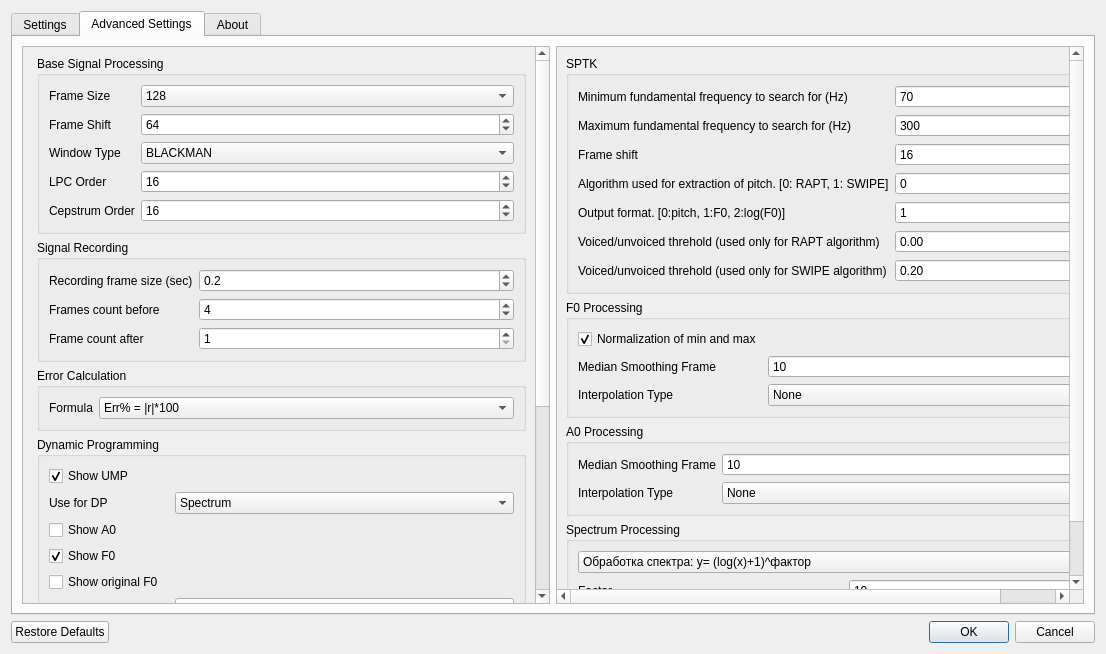
Qt form settingsdialog.ui (zhitko/inton-trainer) before a commit.
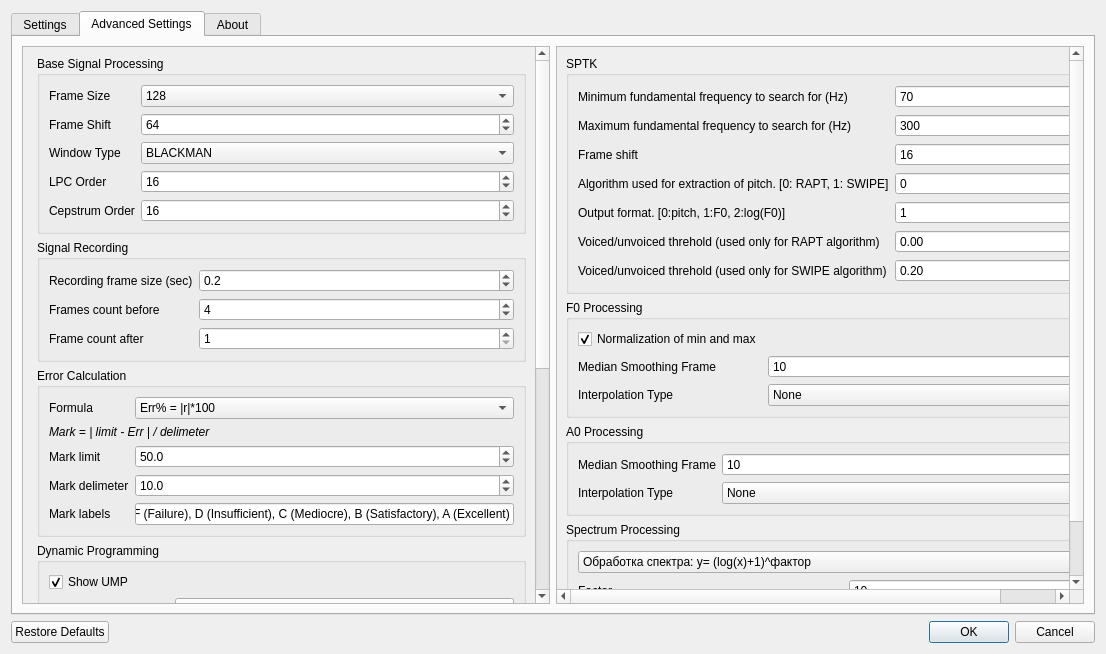
The same form after that commit. The open tabs and pages were chosen to show the change. Icons and pictures are not drawn.

Commit message: add marks with labels to result window

```diff
--- a/settingsdialog.ui
+++ b/settingsdialog.ui
@@ -179,8 +179,8 @@
            <rect>
             <x>0</x>
             <y>0</y>
-            <width>510</width>
-            <height>764</height>
+            <width>514</width>
+            <height>962</height>
            </rect>
           </property>
           <layout class="QHBoxLayout" name="horizontalLayout_2">
@@ -474,6 +474,72 @@
                   </item>
                  </widget>
                 </item>
+                <item row="2" column="0">
+                 <widget class="QLabel" name="label_9">
+                  <property name="text">
+                   <string>Mark limit</string>
+                  </property>
+                 </widget>
+                </item>
+                <item row="3" column="0">
+                 <widget class="QLabel" name="label_10">
+                  <property name="text">
+                   <string>Mark delimeter</string>
+                  </property>
+                 </widget>
+                </item>
+                <item row="1" column="0" colspan="2">
+                 <widget class="QLabel" name="label_39">
+                  <property name="font">
+                   <font>
+                    <italic>true</italic>
+                   </font>
+                  </property>
+                  <property name="text">
+                   <string>Mark = | limit - Err | / delimeter</string>
+                  </property>
+                 </widget>
+                </item>
+                <item row="3" column="1">
+                 <widget class="QDoubleSpinBox" name="markDelimeter">
+                  <property name="decimals">
+                   <number>1</number>
+                  </property>
+                  <property name="value">
+                   <double>10.000000000000000</double>
+                  </property>
+                 </widget>
+                </item>
+                <item row="2" column="1">
+                 <widget class="QDoubleSpinBox" name="markLimit">
+                  <property name="decimals">
+                   <number>1</number>
+                  </property>
+                  <property name="maximum">
+                   <double>500.000000000000000</double>
+                  </property>
+                  <property name="value">
+                   <double>50.000000000000000</double>
+                  </property>
+                 </widget>
+                </item>
+                <item row="4" column="0">
+                 <widget class="QLabel" name="label_40">
+                  <property name="text">
+                   <string>Mark labels</string>
+                  </property>
+                 </widget>
+                </item>
+                <item row="4" column="1">
+                 <widget class="QLineEdit" name="markLabels">
+                  <property name="text">
+                   <string>F (Failure), D (Insufficient), C (Mediocre), B (Satisfactory), A (Excellent)</string>
+                  </property>
+                  <property name="maxLength">
+                   <number>200</number>
+                  </property>
+                 </widget>
+                </item>
                </layout>
               </widget>
              </item>
```
Left out of the diff: 17 changed lines with no effect on the pictures. The commit also changes 12 other files.
